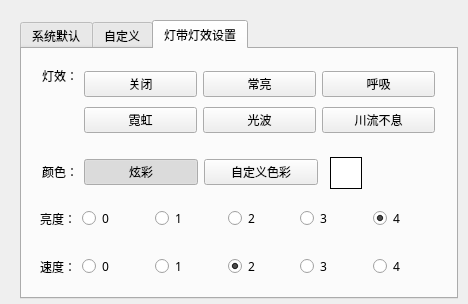
The window that Module/ModuleEfColor.ui (wlffeng2008/AkkoStudio) describes before a commit, drawn with Qt 5.
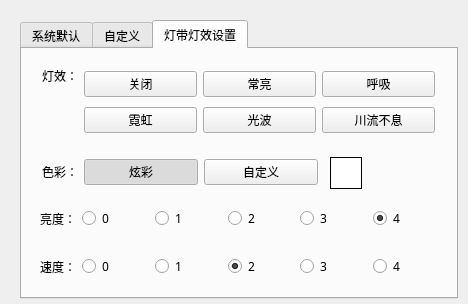
The same window after the commit. Icons and pictures are not drawn. Custom widgets are drawn as their Qt base class.

The edit to the form file:
```diff
--- a/Module/ModuleEfColor.ui
+++ b/Module/ModuleEfColor.ui
@@ -653,7 +653,7 @@
         <item>
          <widget class="QLabel" name="label_11">
           <property name="text">
-           <string>颜色：</string>
+           <string>色彩：</string>
           </property>
          </widget>
         </item>
@@ -694,7 +694,7 @@
            <enum>Qt::FocusPolicy::ClickFocus</enum>
           </property>
           <property name="text">
-           <string>自定义色彩</string>
+           <string>自定义</string>
           </property>
           <property name="checkable">
            <bool>true</bool>
```
Left out of the diff: 6 changed lines with no effect on the pictures.
